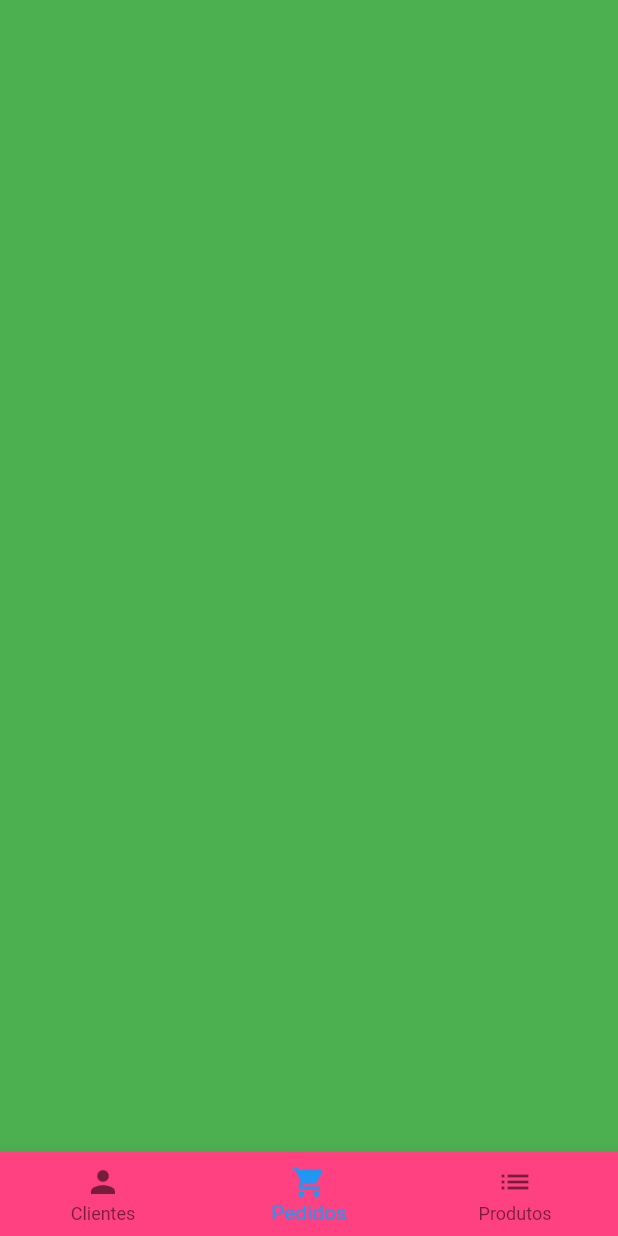
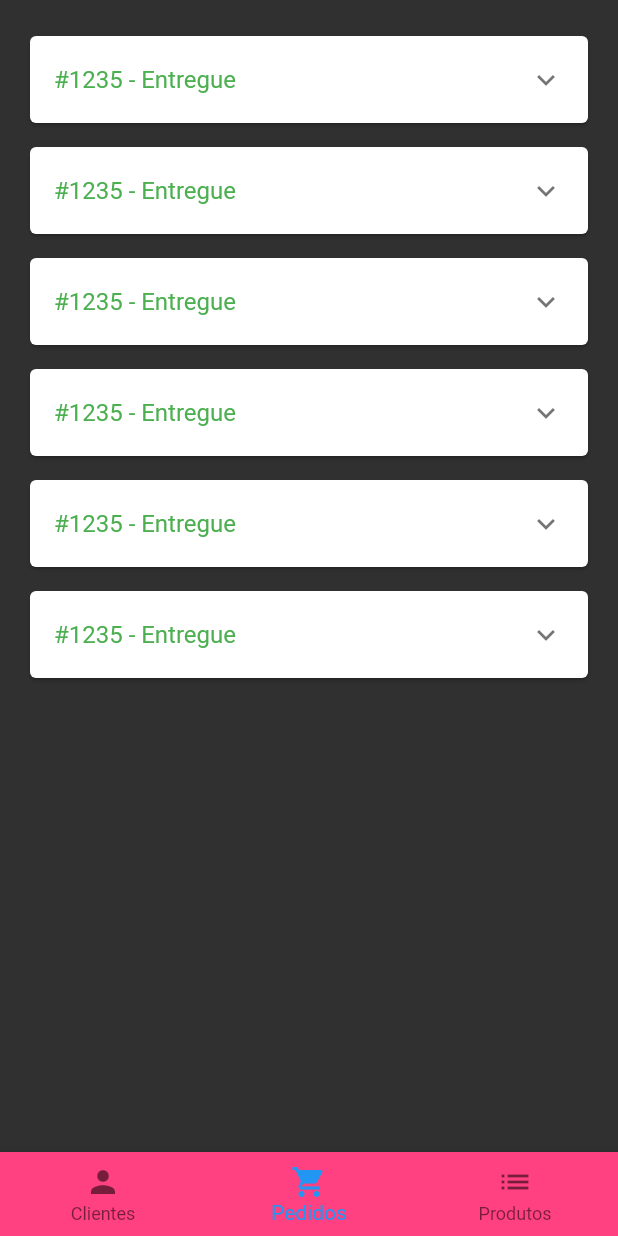
Before and after one commit to macaranduba/flutter_gerente_loja, a Flutter app: the screen it shows once a user with an empty profile is signed in, swiped to page 2, on a phone screen of 412 x 824 dp. Run offline on Flutter 3.47's test engine with Material 2 defaults, Android fonts, the phone set to English and light mode, and no system bars; our stand-ins replace cloud_firestore, firebase_auth, rxdart, shimmer; missing offline and left inert: bloc_pattern; accounts and stored records are empty; statements that could not run were skipped.

Commit message:
Tab de Pedidos

```diff
--- a/lib/screens/home_screen.dart
+++ b/lib/screens/home_screen.dart
@@ -1,6 +1,7 @@
 import 'package:bloc_pattern/bloc_pattern.dart';
 import 'package:flutter/material.dart';
 import 'package:gerente_loja/blocs/user_bloc.dart';
+import 'package:gerente_loja/tabs/orders_tab.dart';
 import 'package:gerente_loja/tabs/users_tab.dart';
 
 class HomeScreen extends StatefulWidget {
@@ -42,7 +43,7 @@ class _HomeScreenState extends State<HomeScreen> {
           child: PageView(
             children: [
               UsersTab(),
-              Container(color: Colors.green),
+              OrdersTab(),
               Container(color: Colors.red),
             ],
             controller: _pageController,
--- /dev/null
+++ b/lib/tabs/orders_tab.dart
@@ -0,0 +1,18 @@
+import 'package:flutter/material.dart';
+import 'package:gerente_loja/widgets/order_tile.dart';
+ class OrdersTab extends StatelessWidget {
+   //const OrdersTab({Key? key}) : super(key: key);
+
+   @override
+   Widget build(BuildContext context) {
+     return Padding(
+       padding: EdgeInsets.symmetric(vertical: 16),
+       child: ListView.builder(
+         itemCount: 6,
+         itemBuilder: (context, index) {
+           return OrderTile();
+         },
+       ),
+     );
+   }
+ }
--- /dev/null
+++ b/lib/widgets/order_tile.dart
@@ -0,0 +1,71 @@
+import 'package:flutter/material.dart';
+
+class OrderTile extends StatelessWidget {
+  //const OrderTile({Key? key}) : super(key: key);
+
+  @override
+  Widget build(BuildContext context) {
+    return Container(
+      margin: EdgeInsets.symmetric(horizontal: 16, vertical: 4),
+      child: Card(
+        child: ExpansionTile(
+          title: Text(
+            "#1235 - Entregue",
+            style: TextStyle(color: Colors.green),
+          ),
+          children: [
+            Padding(
+              padding: EdgeInsets.only(left: 16, right: 16, top: 0, bottom: 8),
+              child: Column(
+                crossAxisAlignment: CrossAxisAlignment.stretch,
+                children: [
+                  // client's name and order's money value
+                  Column( // products column
+                    mainAxisSize: MainAxisSize.min,
+                    children: [
+                      ListTile(
+                        title: Text('Camiseta Preta P'),
+                        subtitle: Text('Camisetas - blabla'),
+                        trailing: Text(
+                          '2',
+                          style: TextStyle(fontSize: 20),
+                        ),
+                        contentPadding: EdgeInsets.zero,
+                      )
+                    ],
+                  ),
+                  Row( // actions
+                    mainAxisAlignment: MainAxisAlignment.spaceBetween,
+                    children: [
+                      TextButton(
+                        child: Text('Excluir'),
+                        onPressed: () {  },
+                        style: TextButton.styleFrom(
+                          primary: Colors.red,
+                        ),
+                      ),
+                      TextButton(
+                        child: Text('Regredir'),
+                        onPressed: () {  },
+                        style: TextButton.styleFrom(
+                          primary: Colors.grey[850],
+                        ),
+                      ),
+                      TextButton(
+                        child: Text('Avançar'),
+                        onPressed: () {  },
+                        style: TextButton.styleFrom(
+                          primary: Colors.green,
+                        ),
+                      ),
+                    ],
+                  )
+                ],
+              ),
+            )
+          ],
+        ),
+      ),
+    );
+  }
+}
```
